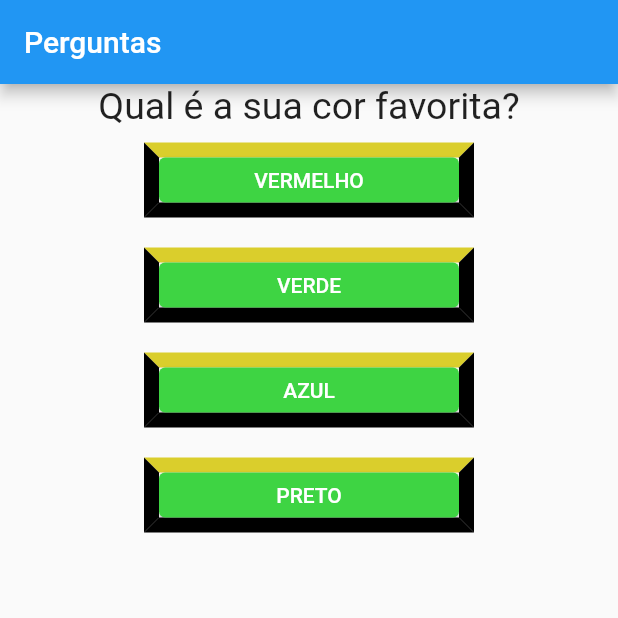
After one commit to jianLicio/perguntas, a Flutter app: the screen it shows after launch, on a phone screen of 412 x 824 dp, the top half of it. The commit adds this screen. Run offline on Flutter 3.47's test engine with Material 2 defaults, Android fonts, the phone set to English and light mode, and no system bars; our stand-ins replace google_fonts.

Commit message:
adicionado as classes questionario e resultado

```diff
--- a/lib/main.dart
+++ b/lib/main.dart
@@ -1,7 +1,6 @@
 import 'package:flutter/material.dart';
-import 'package:google_fonts/google_fonts.dart';
-import './questao.dart';
-import './resposta.dart';
+import 'package:perguntas/resultado.dart';
+import 'questionario.dart';
 
 main() {
   runApp(const PerguntaApp());
@@ -37,14 +36,6 @@ class PerguntaAppState extends State<PerguntaApp> {
 
   @override
   Widget build(BuildContext context) {
-    // print(_perguntas.length);
-
-    // List<Widget>? respostas = [];
-
-    List<String> respostas = temPerguntaSelecionada
-        ? _perguntas[_perguntaSelecionada].cast()['respostas']
-        : [];
-
     return MaterialApp(
       home: Scaffold(
         appBar: AppBar(
@@ -54,26 +45,11 @@ class PerguntaAppState extends State<PerguntaApp> {
           ),
         ),
         body: temPerguntaSelecionada
-            ? Column(
-                children: [
-                  Questao(
-                      texto:
-                          _perguntas[_perguntaSelecionada]['texto'].toString()),
-                  ...respostas
-                      .map((t) => Resposta(
-                          texto: t.toString(), quandoSelecionado: _responder))
-                      .toList(),
-                ],
-              )
-            : Center(
-                child: Text(
-                  'PARABÉNS!',
-                  style: GoogleFonts.pacifico(
-                    fontSize: 38,
-                    color: const Color.fromARGB(255, 37, 106, 158),
-                  ),
-                ),
-              ),
+            ? Questionario(
+                perguntas: _perguntas,
+                perguntaSelecionada: _perguntaSelecionada,
+                responder: _responder)
+            : const Resultado(),
       ),
     );
   }
--- /dev/null
+++ b/lib/questionario.dart
@@ -0,0 +1,37 @@
+import 'package:flutter/cupertino.dart';
+import 'questao.dart';
+import 'resposta.dart';
+
+class Questionario extends StatelessWidget {
+  final int perguntaSelecionada;
+  final List<Map<String, Object>> perguntas;
+  final void Function() responder;
+
+  const Questionario({
+    Key? key,
+    required this.perguntas,
+    required this.perguntaSelecionada,
+    // required this.quandoResponder,
+    required this.responder,
+  }) : super(key: key);
+
+  // bool get temPerguntaSelecionada {
+  //   return perguntaSelecionada < perguntas.length;
+  // }
+
+  @override
+  Widget build(BuildContext context) {
+    // List<String> respostas = temPerguntaSelecionada
+    //     ? perguntas[perguntaSelecionada].cast()['respostas']
+    //     : [];
+    List<String> respostas = perguntas[perguntaSelecionada].cast()['respostas'];
+
+    return Column(children: <Widget>[
+      Questao(texto: perguntas[perguntaSelecionada]['texto'].toString()),
+      ...respostas
+          .map((t) =>
+              Resposta(texto: t.toString(), quandoSelecionado: responder))
+          .toList(),
+    ]);
+  }
+}
```
Also changed, not shown: lib/resultado.dart (added, +19 -0 lines).
